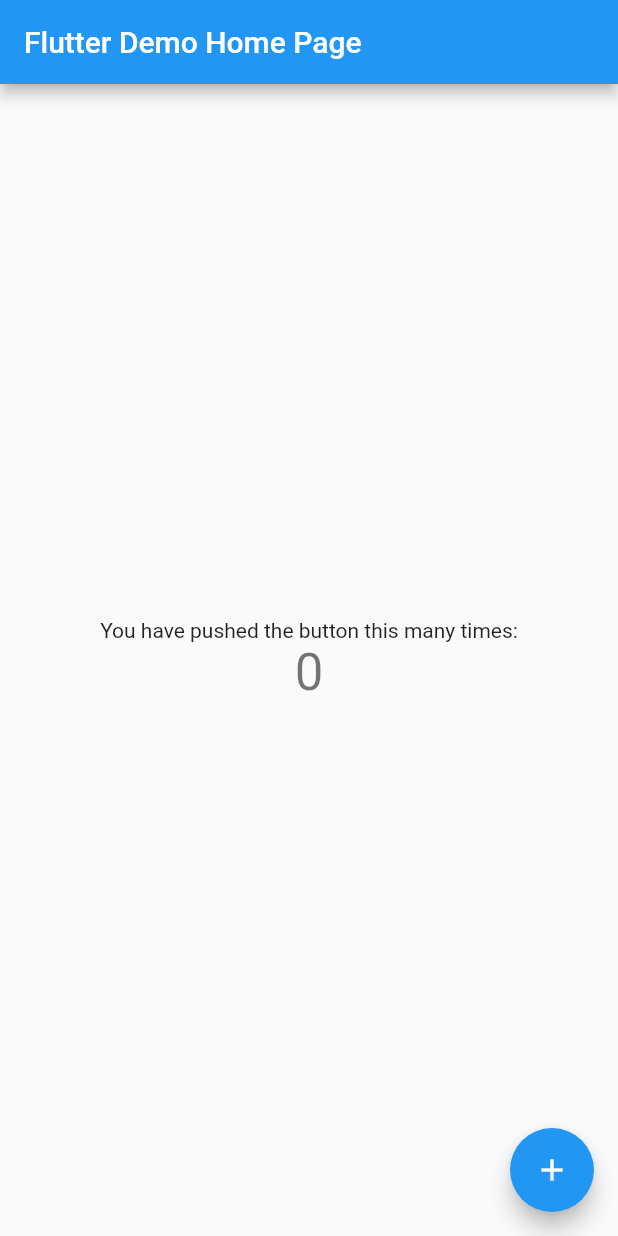
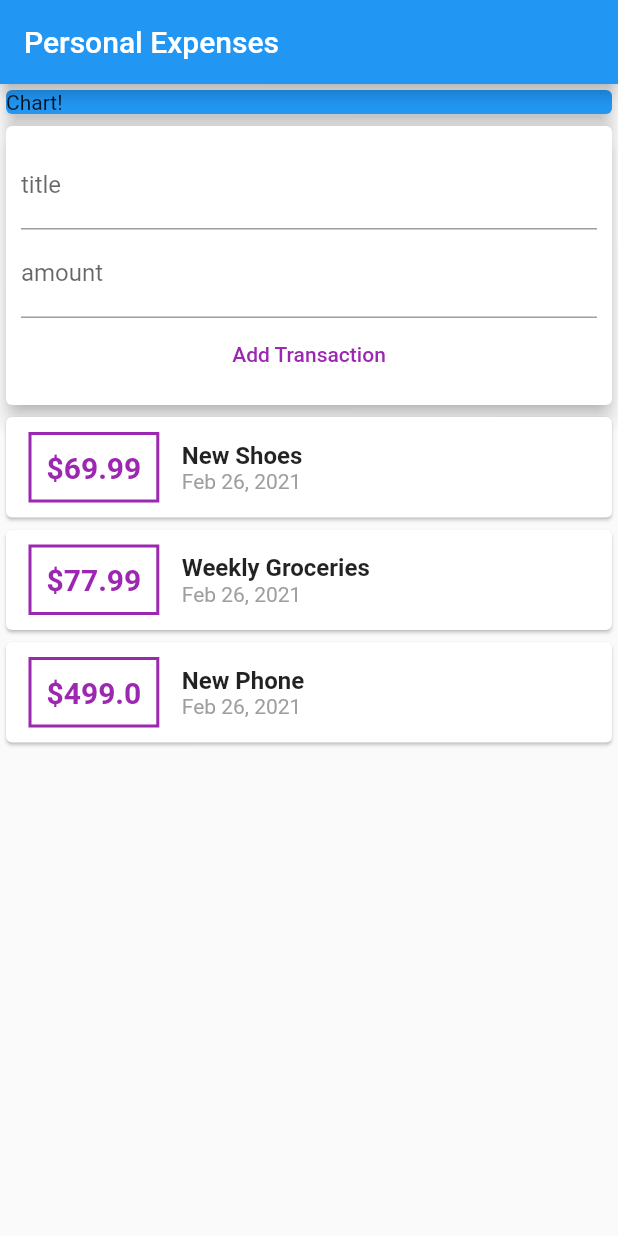
Before and after one commit to ZeSergey/personal_expenses, a Flutter app: the screen it shows after launch, on a phone screen of 412 x 824 dp. Run offline on Flutter 3.47's test engine with Material 2 defaults, Android fonts, the phone set to English and light mode, and no system bars.

Commit message:
new transactions

```diff
--- a/lib/main.dart
+++ b/lib/main.dart
@@ -1,117 +1,46 @@
 import 'package:flutter/material.dart';
+import 'package:personal_expenses/widgets/user_transations.dart';
+import './widgets/user_transations.dart';
 
 void main() {
   runApp(MyApp());
 }
 
 class MyApp extends StatelessWidget {
-  // This widget is the root of your application.
   @override
   Widget build(BuildContext context) {
     return MaterialApp(
       title: 'Flutter Demo',
       theme: ThemeData(
-        // This is the theme of your application.
-        //
-        // Try running your application with "flutter run". You'll see the
-        // application has a blue toolbar. Then, without quitting the app, try
-        // changing the primarySwatch below to Colors.green and then invoke
-        // "hot reload" (press "r" in the console where you ran "flutter run",
-        // or simply save your changes to "hot reload" in a Flutter IDE).
-        // Notice that the counter didn't reset back to zero; the application
-        // is not restarted.
         primarySwatch: Colors.blue,
-        // This makes the visual density adapt to the platform that you run
-        // the app on. For desktop platforms, the controls will be smaller and
-        // closer together (more dense) than on mobile platforms.
         visualDensity: VisualDensity.adaptivePlatformDensity,
       ),
-      home: MyHomePage(title: 'Flutter Demo Home Page'),
+      home: MyHomePage(),
     );
   }
 }
 
-class MyHomePage extends StatefulWidget {
-  MyHomePage({Key key, this.title}) : super(key: key);
-
-  // This widget is the home page of your application. It is stateful, meaning
-  // that it has a State object (defined below) that contains fields that affect
-  // how it looks.
-
-  // This class is the configuration for the state. It holds the values (in this
-  // case the title) provided by the parent (in this case the App widget) and
-  // used by the build method of the State. Fields in a Widget subclass are
-  // always marked "final".
-
-  final String title;
-
-  @override
-  _MyHomePageState createState() => _MyHomePageState();
-}
-
-class _MyHomePageState extends State<MyHomePage> {
-  int _counter = 0;
-
-  void _incrementCounter() {
-    setState(() {
-      // This call to setState tells the Flutter framework that something has
-      // changed in this State, which causes it to rerun the build method below
-      // so that the display can reflect the updated values. If we changed
-      // _counter without calling setState(), then the build method would not be
-      // called again, and so nothing would appear to happen.
-      _counter++;
-    });
-  }
-
+class MyHomePage extends StatelessWidget {
   @override
   Widget build(BuildContext context) {
-    // This method is rerun every time setState is called, for instance as done
-    // by the _incrementCounter method above.
-    //
-    // The Flutter framework has been optimized to make rerunning build methods
-    // fast, so that you can just rebuild anything that needs updating rather
-    // than having to individually change instances of widgets.
     return Scaffold(
       appBar: AppBar(
-        // Here we take the value from the MyHomePage object that was created by
-        // the App.build method, and use it to set our appbar title.
-        title: Text(widget.title),
+        title: Text('Personal Expenses'),
       ),
-      body: Center(
-        // Center is a layout widget. It takes a single child and positions it
-        // in the middle of the parent.
-        child: Column(
-          // Column is also a layout widget. It takes a list of children and
-          // arranges them vertically. By default, it sizes itself to fit its
-          // children horizontally, and tries to be as tall as its parent.
-          //
-          // Invoke "debug painting" (press "p" in the console, choose the
-          // "Toggle Debug Paint" action from the Flutter Inspector in Android
-          // Studio, or the "Toggle Debug Paint" command in Visual Studio Code)
-          // to see the wireframe for each widget.
-          //
-          // Column has various properties to control how it sizes itself and
-          // how it positions its children. Here we use mainAxisAlignment to
-          // center the children vertically; the main axis here is the vertical
-          // axis because Columns are vertical (the cross axis would be
-          // horizontal).
-          mainAxisAlignment: MainAxisAlignment.center,
-          children: <Widget>[
-            Text(
-              'You have pushed the button this many times:',
+      body: Column(
+        mainAxisAlignment: MainAxisAlignment.start,
+        children: <Widget>[
+          Container(
+            width: double.infinity,
+            child: Card(
+              color: Colors.blue,
+              child: Text('Chart!'),
+              elevation: 5,
             ),
-            Text(
-              '$_counter',
-              style: Theme.of(context).textTheme.headline4,
-            ),
-          ],
-        ),
+          ),
+          UserTransactions(),
+        ],
       ),
-      floatingActionButton: FloatingActionButton(
-        onPressed: _incrementCounter,
-        tooltip: 'Increment',
-        child: Icon(Icons.add),
-      ), // This trailing comma makes auto-formatting nicer for build methods.
     );
   }
 }
--- /dev/null
+++ b/lib/models/transactions.dart
@@ -0,0 +1,15 @@
+import 'package:flutter/foundation.dart';
+
+class Transaction {
+  final String id;
+  final String title;
+  final double amount;
+  final DateTime date;
+
+  Transaction({
+    @required this.id,
+    @required this.title,
+    @required this.amount,
+    @required this.date,
+  });
+}
--- /dev/null
+++ b/lib/widgets/new_transaction.dart
@@ -0,0 +1,38 @@
+import 'package:flutter/material.dart';
+
+class NewTransaction extends StatelessWidget {
+  final Function adTx;
+  final titleController = TextEditingController();
+  final amountController = TextEditingController();
+
+  NewTransaction(this.adTx);
+  @override
+  Widget build(BuildContext context) {
+    return Card(
+      elevation: 5,
+      child: Container(
+        padding: EdgeInsets.all(10),
+        child: Column(
+          children: [
+            TextField(
+              decoration: InputDecoration(labelText: 'title'),
+              controller: titleController,
+            ),
+            TextField(
+              decoration: InputDecoration(labelText: 'amount'),
+              controller: amountController,
+            ),
+            FlatButton(
+              child: Text(
+                'Add Transaction',
+                style: TextStyle(color: Colors.purple),
+              ),
+              onPressed: () => adTx(
+                  titleController.text, double.parse(amountController.text)),
+            )
+          ],
+        ),
+      ),
+    );
+  }
+}
--- /dev/null
+++ b/lib/widgets/transactions_list.dart
@@ -0,0 +1,54 @@
+import 'package:flutter/material.dart';
+import 'package:intl/intl.dart';
+import '../models/transactions.dart';
+
+class TransactionsList extends StatelessWidget {
+  final List<Transaction> transactions;
+
+  TransactionsList(this.transactions);
+
+  @override
+  Widget build(BuildContext context) {
+    return Column(
+      children: transactions.map((tx) {
+        return Card(
+            child: Row(
+          children: [
+            Container(
+              child: Text(
+                '\$${tx.amount}',
+                style: TextStyle(
+                    fontWeight: FontWeight.bold,
+                    fontSize: 20,
+                    color: Colors.purple),
+              ),
+              margin: EdgeInsets.symmetric(vertical: 10, horizontal: 15.0),
+              padding: EdgeInsets.all(10.0),
+              decoration: BoxDecoration(
+                  border: Border.all(
+                color: Colors.purple,
+                width: 2,
+              )),
+            ),
+            Column(
+              crossAxisAlignment: CrossAxisAlignment.start,
+              children: [
+                Text(
+                  tx.title,
+                  style: TextStyle(
+                    fontSize: 16,
+                    fontWeight: FontWeight.bold,
+                  ),
+                ),
+                Text(
+                  DateFormat.yMMMd().format(tx.date),
+                  style: TextStyle(color: Colors.grey),
+                ),
+              ],
+            )
+          ],
+        ));
+      }).toList(),
+    );
+  }
+}
--- /dev/null
+++ b/lib/widgets/user_transations.dart
@@ -0,0 +1,45 @@
+import 'package:flutter/material.dart';
+import 'transactions_list.dart';
+import 'new_transaction.dart';
+import '../models/transactions.dart';
+
+class UserTransactions extends StatefulWidget {
+  @override
+  _UserTransactionsState createState() => _UserTransactionsState();
+}
+
+class _UserTransactionsState extends State<UserTransactions> {
+  final List<Transaction> _userTransactions = [
+    Transaction(
+        id: 't1', title: 'New Shoes', amount: 69.99, date: DateTime.now()),
+    Transaction(
+        id: 't2',
+        title: 'Weekly Groceries',
+        amount: 77.99,
+        date: DateTime.now()),
+    Transaction(
+        id: 't3', title: 'New Phone', amount: 499.00, date: DateTime.now()),
+  ];
+
+  void _addTransaction(String txTitle, double txAmount) {
+    final newTransaction = Transaction(
+        id: DateTime.now().toString(),
+        title: txTitle,
+        amount: txAmount,
+        date: DateTime.now());
+
+    setState(() {
+      _userTransactions.add(newTransaction);
+    });
+  }
+
+  @override
+  Widget build(BuildContext context) {
+    return Column(
+      children: [
+        NewTransaction(_addTransaction),
+        TransactionsList(_userTransactions)
+      ],
+    );
+  }
+}
--- a/pubspec.yaml
+++ b/pubspec.yaml
@@ -23,6 +23,8 @@ environment:
 dependencies:
   flutter:
     sdk: flutter
+
+  intl: ^0.16.1
 
 
   # The following adds the Cupertino Icons font to your application.
```
Also changed, not shown: pubspec.lock.
